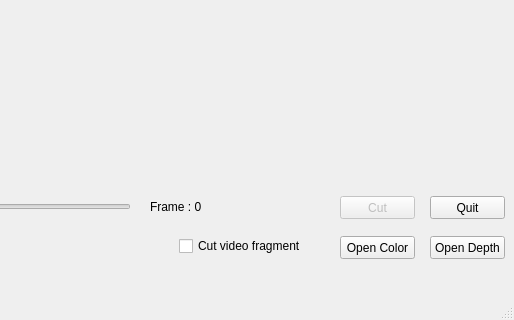
rdelgiudi/narzedzia-praca-magisterska-klasyfikator, file Data Extractor/windowview.ui: the form before one commit; both pictures show x 710 to 1224 and y 524 to 844 of the 1224 by 844 pixel window.
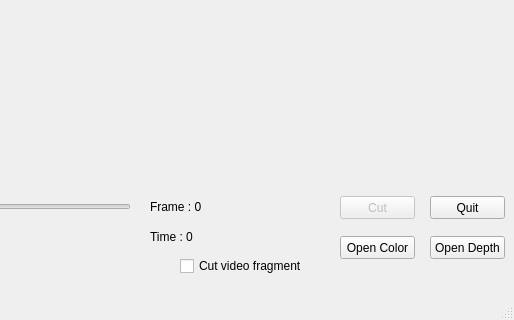
The form after the commit.

Commit message: Data Extractor: wskaźnik upłyniętych sekund filmu

Patch:
```diff
--- a/Data Extractor/windowview.ui
+++ b/Data Extractor/windowview.ui
@@ -261,8 +261,8 @@
    <widget class="QCheckBox" name="cutCheckBox">
     <property name="geometry">
      <rect>
-      <x>889</x>
-      <y>760</y>
+      <x>890</x>
+      <y>780</y>
       <width>131</width>
       <height>20</height>
      </rect>
@@ -271,6 +271,19 @@
      <string>Cut video fragment</string>
     </property>
    </widget>
+   <widget class="QLabel" name="timeLabel">
+    <property name="geometry">
+     <rect>
+      <x>860</x>
+      <y>750</y>
+      <width>181</width>
+      <height>21</height>
+     </rect>
+    </property>
+    <property name="text">
+     <string>Time : 0</string>
+    </property>
+   </widget>
   </widget>
   <widget class="QMenuBar" name="menubar">
    <property name="geometry">
```
The commit also changes 2 other files.
